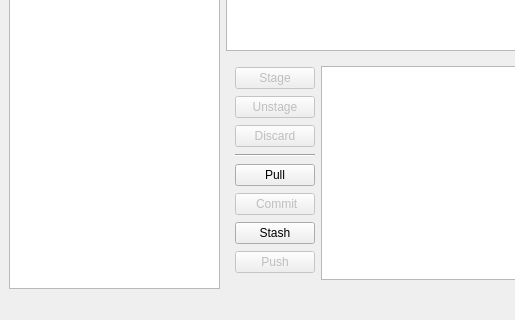
Old version of the form gitraffe/layouts/main_window.ui in the repository pycircle/gitraffe; both pictures show x 0 to 515 and y 271 to 591 of the 857 by 591 pixel window.
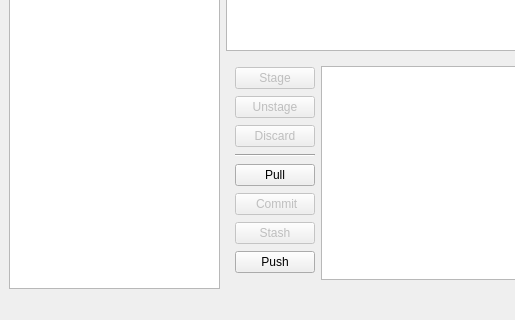
New version of the form. The open tabs and pages were chosen to show the change. Icons and pictures are not drawn.

The edit to the form file:
```diff
--- a/gitraffe/layouts/main_window.ui
+++ b/gitraffe/layouts/main_window.ui
@@ -154,6 +154,9 @@
               </item>
               <item>
                <widget class="QPushButton" name="stashButton">
+                <property name="enabled">
+                 <bool>false</bool>
+                </property>
                 <property name="text">
                  <string>Stash</string>
                 </property>
@@ -166,7 +169,7 @@
               <item>
                <widget class="QPushButton" name="pushButton">
                 <property name="enabled">
-                 <bool>false</bool>
+                 <bool>true</bool>
                 </property>
                 <property name="text">
                  <string>Push</string>
```
Left out of the diff: 9 changed lines with no effect on the pictures.
